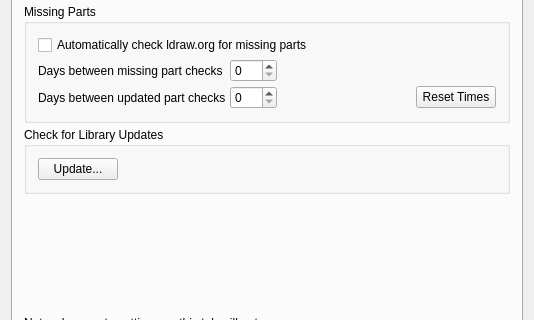
Old version of the form ldvlib/LDVQt/LDVPreferencesPanel.ui in the repository trevorsandy/lpub3d-ci; both pictures show x 0 to 534 and y 187 to 507 of the 534 by 607 pixel window.
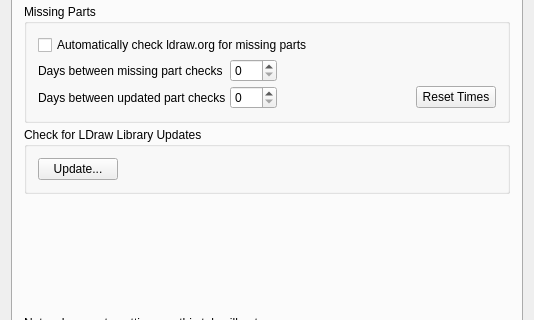
New version of the form. The open tabs and pages were chosen to show the change. Icons and pictures are not drawn.

Commit message: LDVLib - enable LDraw zip library

Diff of the .ui file:
```diff
--- a/ldvlib/LDVQt/LDVPreferencesPanel.ui
+++ b/ldvlib/LDVQt/LDVPreferencesPanel.ui
@@ -3886,7 +3886,7 @@
        <item>
         <widget class="QGroupBox" name="updateLDrawLibraryBox">
          <property name="title">
-          <string>Check for Library Updates</string>
+          <string>Check for LDraw Library Updates</string>
          </property>
          <layout class="QHBoxLayout" name="horizontalLayout_5">
           <item>
```
Left out of the diff: 2 changed lines with no effect on the pictures. The commit also changes 7 other files.
